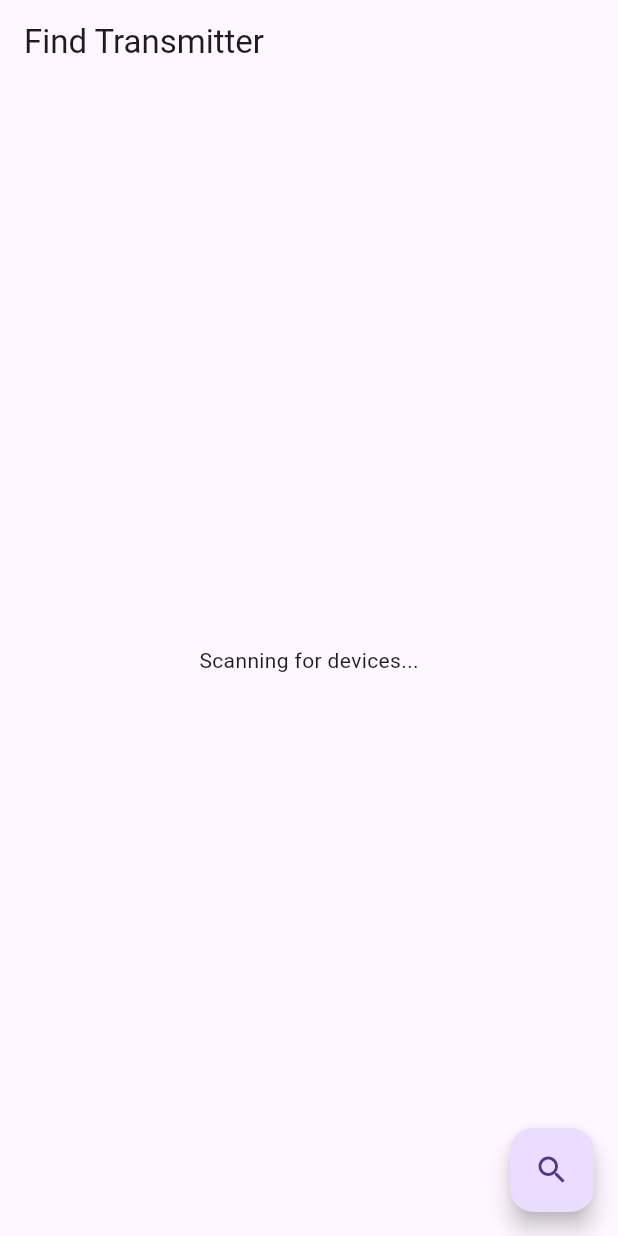
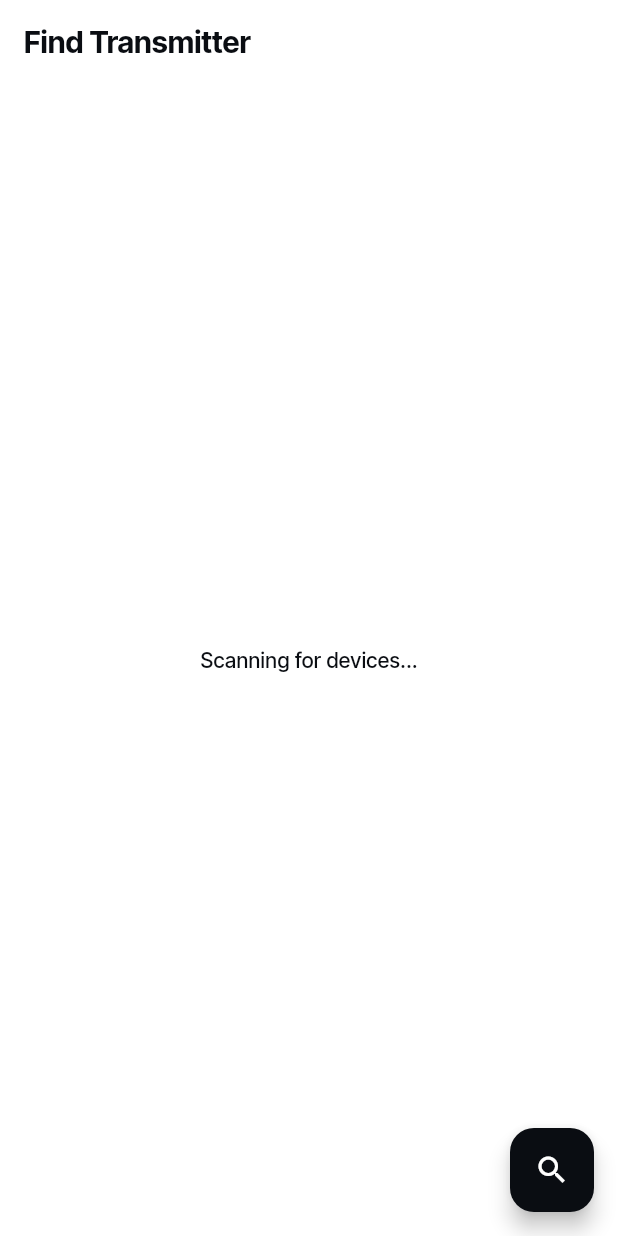
Before and after one commit to AtriarchTraining/Atriarch, a Flutter app: the screen it shows after launch, on a phone screen of 412 x 824 dp. Run offline on Flutter 3.47's test engine with Material 3 defaults, Android fonts, the phone set to English and light mode, and no system bars; our stand-ins replace flutter_blue_plus, google_fonts.

Commit message:
feat(theme): Gate 1 #4 — DESIGN.md + light theme with AtriarchTokens
Establishes the design system per design review addendum v2 §1 and
§DESIGN.md. Gate 1 ships LIGHT theme only; dark + ambient-light
auto-toggle land in Gate 2.

- DESIGN.md at repo root: color tokens (light+dark for reference),
  typography (Inter Tight + JetBrains Mono), spacing, radius, motion
  budget, touch targets, contrast rules, iconography allowlist, a11y
  rules, and the Gate 2 auto-theme intent.
- lib/theme/atriarch_theme.dart:
  - AtriarchTokens ThemeExtension with semantic color tokens
    (bg, text, status, group palette) for both light and dark
  - AtriarchSpacing + AtriarchRadius token constants
  - context.atriarch extension for in-widget token access
  - buildAtriarchLightTheme() wires tokens into ThemeData with Inter
    Tight sans + JetBrains Mono for numerals via google_fonts
  - AppBar, Card, Button, Chip, Input, SnackBar themes configured
    with token-derived values
  - Min touch targets: 44pt everywhere, 56pt on primary ElevatedButton
- lib/main.dart: replaces primarySwatch: Colors.blue with
  buildAtriarchLightTheme(); BluetoothOffScreen now uses tokens.
- pubspec.yaml: google_fonts ^6.2.1 (runtime fetch for Gate 1; bundle
  .ttf files before field test per DESIGN.md typography section).

flutter analyze: 0 errors, 2 pre-existing warnings unchanged.

Co-Authored-By: Claude Opus 4.7 (1M context) <noreply@anthropic.com>

```diff
--- /dev/null
+++ b/lib/theme/atriarch_theme.dart
@@ -0,0 +1,403 @@
+// Atriarch design tokens + light theme (Gate 1).
+// DARK theme + ambient-light auto-toggle land in Gate 2.
+// See DESIGN.md at repo root for the full spec.
+
+import 'package:flutter/material.dart';
+import 'package:google_fonts/google_fonts.dart';
+
+@immutable
+class AtriarchTokens extends ThemeExtension<AtriarchTokens> {
+  final Color bgBase;
+  final Color bgElevated;
+  final Color bgCard;
+  final Color border;
+
+  final Color textPrimary;
+  final Color textSecondary;
+  final Color textTertiary;
+
+  final Color statusArmed;
+  final Color statusLive;
+  final Color statusHit;
+  final Color statusViolation;
+  final Color statusLate;
+  final Color statusOffline;
+  final Color statusUnreachable;
+
+  final Color groupMagenta;
+  final Color groupCyan;
+  final Color groupYellow;
+  final Color groupPurple;
+  final Color groupLime;
+
+  const AtriarchTokens({
+    required this.bgBase,
+    required this.bgElevated,
+    required this.bgCard,
+    required this.border,
+    required this.textPrimary,
+    required this.textSecondary,
+    required this.textTertiary,
+    required this.statusArmed,
+    required this.statusLive,
+    required this.statusHit,
+    required this.statusViolation,
+    required this.statusLate,
+    required this.statusOffline,
+    required this.statusUnreachable,
+    required this.groupMagenta,
+    required this.groupCyan,
+    required this.groupYellow,
+    required this.groupPurple,
+    required this.groupLime,
+  });
+
+  Color groupColor(int groupIndex) {
+    switch (groupIndex) {
+      case 1:
+        return groupMagenta;
+      case 2:
+        return groupCyan;
+      case 3:
+        return groupYellow;
+      case 4:
+        return groupPurple;
+      case 5:
+        return groupLime;
+      default:
+        return statusOffline;
+    }
+  }
+
+  static const AtriarchTokens light = AtriarchTokens(
+    bgBase: Color(0xFFFFFFFF),
+    bgElevated: Color(0xFFF2F5FA),
+    bgCard: Color(0xFFE8EDF5),
+    border: Color(0xFFC3CBD9),
+    textPrimary: Color(0xFF0A0D12),
+    textSecondary: Color(0xFF3A4355),
+    textTertiary: Color(0xFF6A7388),
+    statusArmed: Color(0xFFB76E00),
+    statusLive: Color(0xFF0E7A3E),
+    statusHit: Color(0xFF1E4FC7),
+    statusViolation: Color(0xFFB3001F),
+    statusLate: Color(0xFFB36F00),
+    statusOffline: Color(0xFF6A7388),
+    statusUnreachable: Color(0xFFB3001F),
+    groupMagenta: Color(0xFFC71585),
+    groupCyan: Color(0xFF0891B2),
+    groupYellow: Color(0xFFB45309),
+    groupPurple: Color(0xFF6D28D9),
+    groupLime: Color(0xFF4D7C0F),
+  );
+
+  static const AtriarchTokens dark = AtriarchTokens(
+    bgBase: Color(0xFF0A0D12),
+    bgElevated: Color(0xFF141820),
+    bgCard: Color(0xFF1A1F2A),
+    border: Color(0xFF2A3140),
+    textPrimary: Color(0xFFE8EDF5),
+    textSecondary: Color(0xFF8892A8),
+    textTertiary: Color(0xFF4A5365),
+    statusArmed: Color(0xFFF5A623),
+    statusLive: Color(0xFF39D98A),
+    statusHit: Color(0xFF5B9BFF),
+    statusViolation: Color(0xFFFF3B4D),
+    statusLate: Color(0xFFFFB547),
+    statusOffline: Color(0xFF4A5365),
+    statusUnreachable: Color(0xFFFF3B4D),
+    groupMagenta: Color(0xFFFF3DB0),
+    groupCyan: Color(0xFF22D3EE),
+    groupYellow: Color(0xFFFACC15),
+    groupPurple: Color(0xFFA78BFA),
+    groupLime: Color(0xFF84CC16),
+  );
+
+  @override
+  AtriarchTokens copyWith({
+    Color? bgBase,
+    Color? bgElevated,
+    Color? bgCard,
+    Color? border,
+    Color? textPrimary,
+    Color? textSecondary,
+    Color? textTertiary,
+    Color? statusArmed,
+    Color? statusLive,
+    Color? statusHit,
+    Color? statusViolation,
+    Color? statusLate,
+    Color? statusOffline,
+    Color? statusUnreachable,
+    Color? groupMagenta,
+    Color? groupCyan,
+    Color? groupYellow,
+    Color? groupPurple,
+    Color? groupLime,
+  }) {
+    return AtriarchTokens(
+      bgBase: bgBase ?? this.bgBase,
+      bgElevated: bgElevated ?? this.bgElevated,
+      bgCard: bgCard ?? this.bgCard,
+      border: border ?? this.border,
+      textPrimary: textPrimary ?? this.textPrimary,
+      textSecondary: textSecondary ?? this.textSecondary,
+      textTertiary: textTertiary ?? this.textTertiary,
+      statusArmed: statusArmed ?? this.statusArmed,
+      statusLive: statusLive ?? this.statusLive,
+      statusHit: statusHit ?? this.statusHit,
+      statusViolation: statusViolation ?? this.statusViolation,
+      statusLate: statusLate ?? this.statusLate,
+      statusOffline: statusOffline ?? this.statusOffline,
+      statusUnreachable: statusUnreachable ?? this.statusUnreachable,
+      groupMagenta: groupMagenta ?? this.groupMagenta,
+      groupCyan: groupCyan ?? this.groupCyan,
+      groupYellow: groupYellow ?? this.groupYellow,
+      groupPurple: groupPurple ?? this.groupPurple,
+      groupLime: groupLime ?? this.groupLime,
+    );
+  }
+
+  @override
+  AtriarchTokens lerp(ThemeExtension<AtriarchTokens>? other, double t) {
+    if (other is! AtriarchTokens) return this;
+    return AtriarchTokens(
+      bgBase: Color.lerp(bgBase, other.bgBase, t)!,
+      bgElevated: Color.lerp(bgElevated, other.bgElevated, t)!,
+      bgCard: Color.lerp(bgCard, other.bgCard, t)!,
+      border: Color.lerp(border, other.border, t)!,
+      textPrimary: Color.lerp(textPrimary, other.textPrimary, t)!,
+      textSecondary: Color.lerp(textSecondary, other.textSecondary, t)!,
+      textTertiary: Color.lerp(textTertiary, other.textTertiary, t)!,
+      statusArmed: Color.lerp(statusArmed, other.statusArmed, t)!,
+      statusLive: Color.lerp(statusLive, other.statusLive, t)!,
+      statusHit: Color.lerp(statusHit, other.statusHit, t)!,
+      statusViolation: Color.lerp(statusViolation, other.statusViolation, t)!,
+      statusLate: Color.lerp(statusLate, other.statusLate, t)!,
+      statusOffline: Color.lerp(statusOffline, other.statusOffline, t)!,
+      statusUnreachable:
+          Color.lerp(statusUnreachable, other.statusUnreachable, t)!,
+      groupMagenta: Color.lerp(groupMagenta, other.groupMagenta, t)!,
+      groupCyan: Color.lerp(groupCyan, other.groupCyan, t)!,
+      groupYellow: Color.lerp(groupYellow, other.groupYellow, t)!,
+      groupPurple: Color.lerp(groupPurple, other.groupPurple, t)!,
+      groupLime: Color.lerp(groupLime, other.groupLime, t)!,
+    );
+  }
+}
+
+class AtriarchSpacing {
+  static const double xs = 4;
+  static const double sm = 8;
+  static const double md = 12;
+  static const double lg = 16;
+  static const double xl = 24;
+  static const double xxl = 32;
+  static const double xxxl = 48;
+  static const double hero = 64;
+
+  const AtriarchSpacing._();
+}
+
+class AtriarchRadius {
+  static const double sm = 4;
+  static const double md = 8;
+  static const double lg = 12;
+
+  const AtriarchRadius._();
+}
+
+extension AtriarchThemeContext on BuildContext {
+  AtriarchTokens get atriarch =>
+      Theme.of(this).extension<AtriarchTokens>() ?? AtriarchTokens.light;
+}
+
+ThemeData buildAtriarchLightTheme() {
+  const tokens = AtriarchTokens.light;
+
+  final sansTheme = GoogleFonts.interTightTextTheme();
+  final mono = GoogleFonts.jetBrainsMono;
+
+  final textTheme = sansTheme.copyWith(
+    displayLarge: mono(
+      fontSize: 96,
+      fontWeight: FontWeight.w300,
+      color: tokens.textPrimary,
+    ),
+    displayMedium: mono(
+      fontSize: 48,
+      fontWeight: FontWeight.w300,
+      color: tokens.textPrimary,
+    ),
+    displaySmall: mono(
+      fontSize: 28,
+      fontWeight: FontWeight.w500,
+      color: tokens.textPrimary,
+    ),
+    headlineMedium: GoogleFonts.interTight(
+      fontSize: 20,
+      fontWeight: FontWeight.w700,
+      color: tokens.textPrimary,
+    ),
+    titleLarge: GoogleFonts.interTight(
+      fontSize: 20,
+      fontWeight: FontWeight.w700,
+      color: tokens.textPrimary,
+    ),
+    titleMedium: GoogleFonts.interTight(
+      fontSize: 16,
+      fontWeight: FontWeight.w500,
+      color: tokens.textPrimary,
+    ),
+    bodyLarge: GoogleFonts.interTight(
+      fontSize: 16,
+      fontWeight: FontWeight.w500,
+      color: tokens.textPrimary,
+    ),
+    bodyMedium: GoogleFonts.interTight(
+      fontSize: 14,
+      fontWeight: FontWeight.w500,
+      color: tokens.textPrimary,
+    ),
+    bodySmall: GoogleFonts.interTight(
+      fontSize: 12,
+      fontWeight: FontWeight.w500,
+      color: tokens.textSecondary,
+    ),
+    labelLarge: GoogleFonts.interTight(
+      fontSize: 14,
+      fontWeight: FontWeight.w700,
+      color: tokens.textPrimary,
+    ),
+    labelSmall: GoogleFonts.interTight(
+      fontSize: 12,
+      fontWeight: FontWeight.w500,
+      letterSpacing: 0.8,
+      color: tokens.textTertiary,
+    ),
+  );
+
+  final colorScheme = ColorScheme(
+    brightness: Brightness.light,
+    primary: tokens.textPrimary,
+    onPrimary: tokens.bgBase,
+    secondary: tokens.statusArmed,
+    onSecondary: tokens.bgBase,
+    error: tokens.statusViolation,
+    onError: tokens.bgBase,
+    surface: tokens.bgBase,
+    onSurface: tokens.textPrimary,
+    surfaceContainer: tokens.bgCard,
+    surfaceContainerHigh: tokens.bgElevated,
+    outline: tokens.border,
+  );
+
+  return ThemeData(
+    useMaterial3: true,
+    brightness: Brightness.light,
+    colorScheme: colorScheme,
+    scaffoldBackgroundColor: tokens.bgBase,
+    textTheme: textTheme,
+    appBarTheme: AppBarTheme(
+      backgroundColor: tokens.bgBase,
+      foregroundColor: tokens.textPrimary,
+      elevation: 0,
+      scrolledUnderElevation: 0,
+      surfaceTintColor: Colors.transparent,
+      titleTextStyle: GoogleFonts.interTight(
+        fontSize: 20,
+        fontWeight: FontWeight.w700,
+        color: tokens.textPrimary,
+      ),
+    ),
+    dividerTheme: DividerThemeData(
+      color: tokens.border,
+      space: 1,
+      thickness: 1,
+    ),
+    cardTheme: CardThemeData(
+      color: tokens.bgCard,
+      elevation: 0,
+      surfaceTintColor: Colors.transparent,
+      shape: RoundedRectangleBorder(
+        borderRadius: BorderRadius.circular(AtriarchRadius.md),
+        side: BorderSide(color: tokens.border),
+      ),
+    ),
+    elevatedButtonTheme: ElevatedButtonThemeData(
+      style: ElevatedButton.styleFrom(
+        backgroundColor: tokens.textPrimary,
+        foregroundColor: tokens.bgBase,
+        minimumSize: const Size(44, 56),
+        shape: RoundedRectangleBorder(
+          borderRadius: BorderRadius.circular(AtriarchRadius.md),
+        ),
+        textStyle: GoogleFonts.interTight(
+          fontSize: 16,
+          fontWeight: FontWeight.w700,
+        ),
+      ),
+    ),
+    outlinedButtonTheme: OutlinedButtonThemeData(
+      style: OutlinedButton.styleFrom(
+        foregroundColor: tokens.textPrimary,
+        side: BorderSide(color: tokens.border),
+        minimumSize: const Size(44, 44),
+        shape: RoundedRectangleBorder(
+          borderRadius: BorderRadius.circular(AtriarchRadius.md),
+        ),
+      ),
+    ),
+    iconButtonTheme: IconButtonThemeData(
+      style: IconButton.styleFrom(
+        minimumSize: const Size(44, 44),
+        foregroundColor: tokens.textPrimary,
+      ),
+    ),
+    chipTheme: ChipThemeData(
+      backgroundColor: tokens.bgCard,
+      side: BorderSide(color: tokens.border),
+      labelStyle: GoogleFonts.interTight(
+        fontSize: 14,
+        fontWeight: FontWeight.w500,
+        color: tokens.textPrimary,
+      ),
+      shape: RoundedRectangleBorder(
+        borderRadius: BorderRadius.circular(AtriarchRadius.sm),
+      ),
+    ),
+    inputDecorationTheme: InputDecorationTheme(
+      filled: true,
+      fillColor: tokens.bgCard,
+      border: OutlineInputBorder(
+        borderRadius: BorderRadius.circular(AtriarchRadius.sm),
+        borderSide: BorderSide(color: tokens.border),
+      ),
+      enabledBorder: OutlineInputBorder(
+        borderRadius: BorderRadius.circular(AtriarchRadius.sm),
+        borderSide: BorderSide(color: tokens.border),
+      ),
+      focusedBorder: OutlineInputBorder(
+        borderRadius: BorderRadius.circular(AtriarchRadius.sm),
+        borderSide: BorderSide(color: tokens.textPrimary, width: 2),
+      ),
+      contentPadding: const EdgeInsets.symmetric(
+        horizontal: AtriarchSpacing.lg,
+        vertical: AtriarchSpacing.md,
+      ),
+    ),
+    snackBarTheme: SnackBarThemeData(
+      backgroundColor: tokens.textPrimary,
+      contentTextStyle: GoogleFonts.interTight(
+        fontSize: 14,
+        fontWeight: FontWeight.w500,
+        color: tokens.bgBase,
+      ),
+      shape: RoundedRectangleBorder(
+        borderRadius: BorderRadius.circular(AtriarchRadius.md),
+      ),
+      behavior: SnackBarBehavior.floating,
+    ),
+    extensions: const [tokens],
+  );
+}
--- a/pubspec.yaml
+++ b/pubspec.yaml
@@ -14,6 +14,7 @@ dependencies:
   syncfusion_flutter_xlsio: ^25.1.0
   intl: ^0.19.0
   provider: ^6.1.0
+  google_fonts: ^6.2.1
 
 dev_dependencies:
   flutter_test:
```
Also changed, not shown: lib/main.dart (+14 -8 lines), pubspec.lock, 1 other file.
